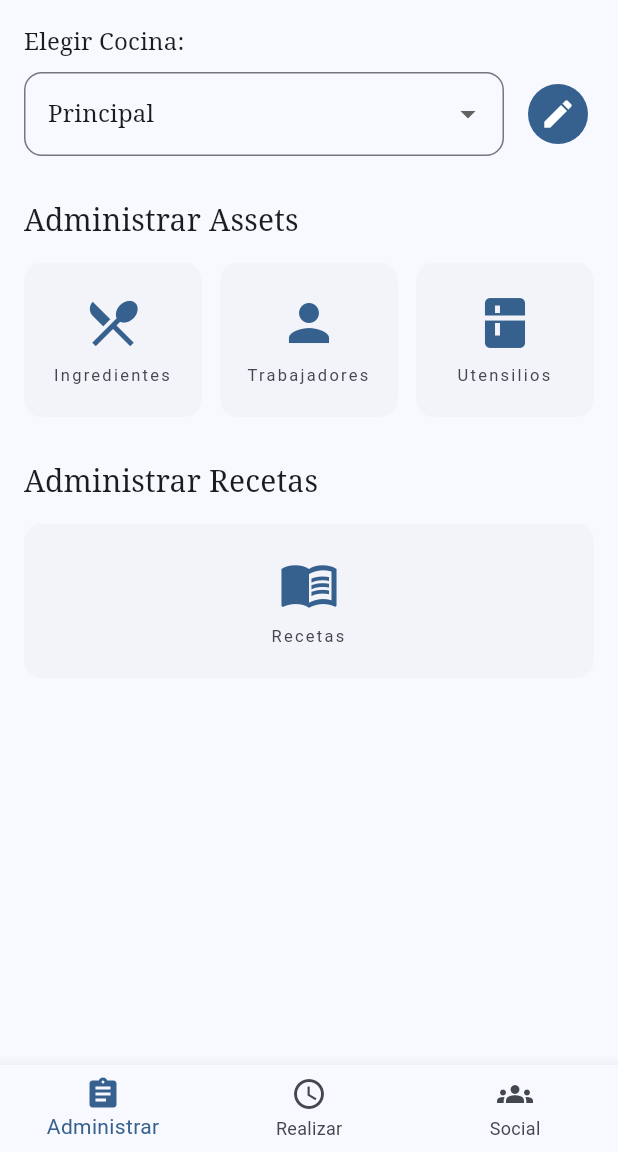
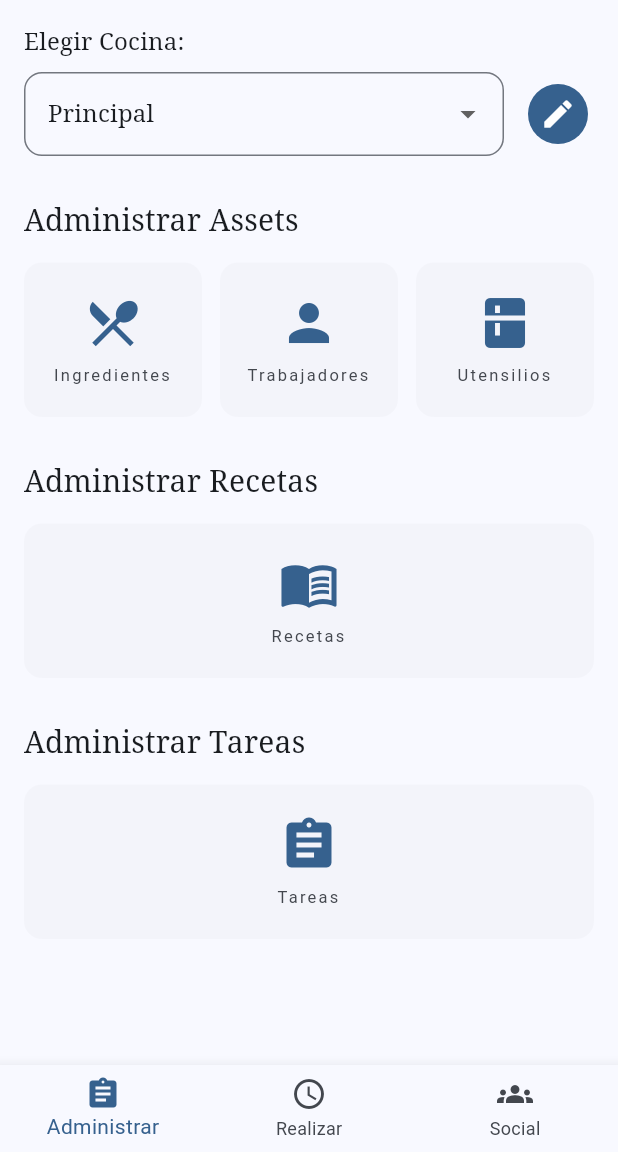
Before and after one commit to rikich3/kefa, a Flutter app: the screen it shows after launch, on a phone screen of 412 x 824 dp, the part 84-1236 px from its top. Run offline on Flutter 3.47's test engine with Material 3 defaults, Android fonts, the phone set to English and light mode, and no system bars; our stand-ins replace firebase_core; accounts and stored records are empty.

Commit message:
agrega la funcionalidad para administrar tareas en la pestaña de gestión

```diff
--- a/lib/manage_tab.dart
+++ b/lib/manage_tab.dart
@@ -3,6 +3,9 @@ import 'features/ingredientes/ingredientes_menu.dart';
 import 'features/trabajadores/trabajadores_menu.dart';
 import 'features/utensilios/utensilios_menu.dart';
 import 'features/recetas/administrar_recetas_menu.dart';
+import 'features/tareas/tareas_menu.dart';
+import 'features/tareas/tarea_model.dart';
+import 'features/trabajadores/trabajador_model.dart';
 
 class ManageTab extends StatefulWidget {
   const ManageTab({super.key});
@@ -51,6 +54,22 @@ class _ManageTabState extends State<ManageTab> {
         ),
         isScrollControlled: true,
         builder: (ctx) => const AdministrarRecetasMenu(),
+      );
+    } else if (sectionName == 'Tareas') {
+      // Simulación de datos para tareas y trabajadores
+      final trabajadores = defaultTrabajadores();
+      final tareas = [
+        Tarea(id: 'ta1', nombre: 'Preparar salsa', descripcion: 'Salsa base para pastas', prioridad: 1),
+        Tarea(id: 'ta2', nombre: 'Cortar verduras', descripcion: 'Para ensalada', prioridad: 2),
+        Tarea(id: 'ta3', nombre: 'Lavar utensilios', descripcion: 'Utensilios de cocina', prioridad: 3),
+      ];
+      showModalBottomSheet(
+        context: context,
+        shape: const RoundedRectangleBorder(
+          borderRadius: BorderRadius.vertical(top: Radius.circular(20)),
+        ),
+        isScrollControlled: true,
+        builder: (ctx) => TareasMenu(tareas: tareas, trabajadores: trabajadores),
       );
     } else {
       print('Sección "$sectionName" seleccionada');
@@ -146,6 +165,20 @@ class _ManageTabState extends State<ManageTab> {
               ),
             ],
           ),
+          const SizedBox(height: 30),
+          Text('Administrar Tareas', style: textTheme.titleLarge),
+          const SizedBox(height: 16),
+          Row(
+            children: [
+              Expanded(
+                child: _buildAssetSection(
+                  icon: Icons.assignment,
+                  text: 'Tareas',
+                  onTap: () => _onSectionTapped('Tareas'),
+                ),
+              ),
+            ],
+          ),
           const SizedBox(height: 50),
         ],
       ),
```
